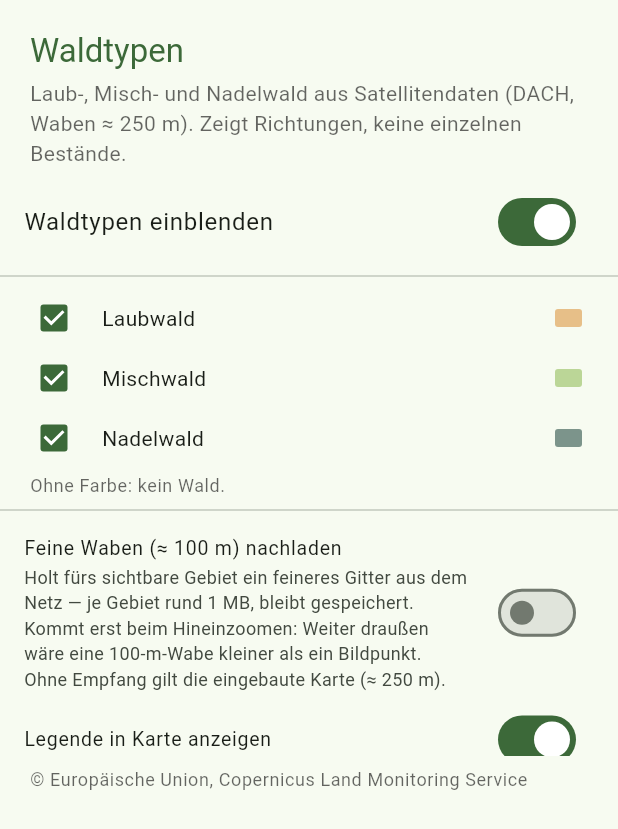
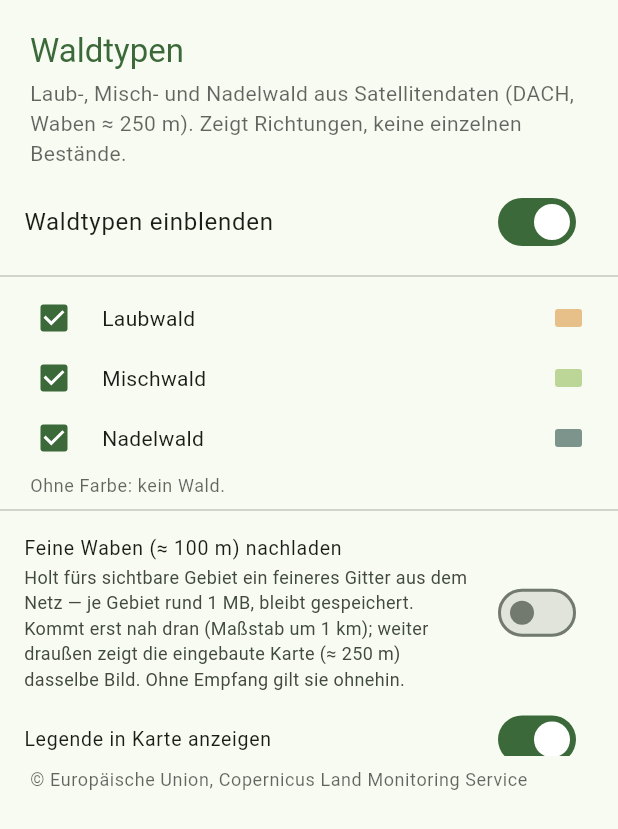
Before and after one commit to MacBuchi/pilzbuddy, a Flutter app: the _ForestLayerSheet widget shown alone on an empty page, opened directly, after a tap on "Waldtypen einblenden", on a phone screen of 412 x 824 dp. Shown: the top 829 px of the screen. Run offline on Flutter 3.47's test engine with Material 3 defaults, Android fonts, the phone set to English and light mode, and no system bars; our stand-ins replace connectivity_plus, fl_chart, flutter_map, flutter_riverpod, geolocator, go_router and 5 more; missing offline and left inert: executor_lib, file_selector, flutter_foreground_task, maplibre, pmtiles, vector_map_tiles and 1 more; accounts and stored records are empty; network calls fail; statements that could not run were skipped.

Commit message:
fix: raise the fine-level threshold to 10 px per wabe
Operator's call after seeing the first gate: "you can comfortably widen
that to 10 pixels". Right — 2.5 px was the visibility limit, not the
usefulness limit. At two pixels per fine wabe the asset next to it draws a
250 m wabe with five: same picture, only with downloads in front of it. At
ten image pixels (~20-30 screen pixels) you actually see what the fine
level knows better — the broadleaf strip along the brook, the spruce block
in the beech slope. That is the zoom at which someone works a forest edge,
and that is when it may cost something.

Measured on the emulator with an instrumented gate, image pixels per fine
wabe against the blocks the window would have pulled:

  window   px/wabe   blocks in window   loaded
  6.39°      0.19       16 (~14 MB)       no
  3.22°      0.38        6                no
  1.20°      1.01        2                no
  0.49°      2.50        2                no
  0.18°      6.78        2                no
  0.10°     12.70        1            yes, 852 KB

The sheet now names the zoom in the user's terms ("about a 1 km scale
bar") instead of talking about pixels.

Test fixtures follow the threshold: the small painter window is 72 px wide
(12 px per test wabe) and the unit test gained the in-between case that
would have loaded before — 33 km viewport, 2.6 px, no longer worth it.

Co-Authored-By: Claude Fable 5 <noreply@anthropic.com>

```diff
--- a/lib/features/map/widgets/forest_layer_sheet.dart
+++ b/lib/features/map/widgets/forest_layer_sheet.dart
@@ -89,10 +89,10 @@ class _ForestLayerSheet extends ConsumerWidget {
                       subtitle: const Text(
                           'Holt fürs sichtbare Gebiet ein feineres Gitter '
                           'aus dem Netz — je Gebiet rund 1 MB, bleibt '
-                          'gespeichert. Kommt erst beim Hineinzoomen: '
-                          'Weiter draußen wäre eine 100-m-Wabe kleiner als '
-                          'ein Bildpunkt. Ohne Empfang gilt die eingebaute '
-                          'Karte (≈ 250 m).'),
+                          'gespeichert. Kommt erst nah dran (Maßstab um '
+                          '1 km); weiter draußen zeigt die eingebaute '
+                          'Karte (≈ 250 m) dasselbe Bild. Ohne Empfang '
+                          'gilt sie ohnehin.'),
                       value: ref.watch(forestFineEnabledProvider),
                       onChanged: (value) async {
                         ref
```
Also changed, not shown: lib/features/map/forest_blocks.dart (+15 -7 lines), 3 other files.
